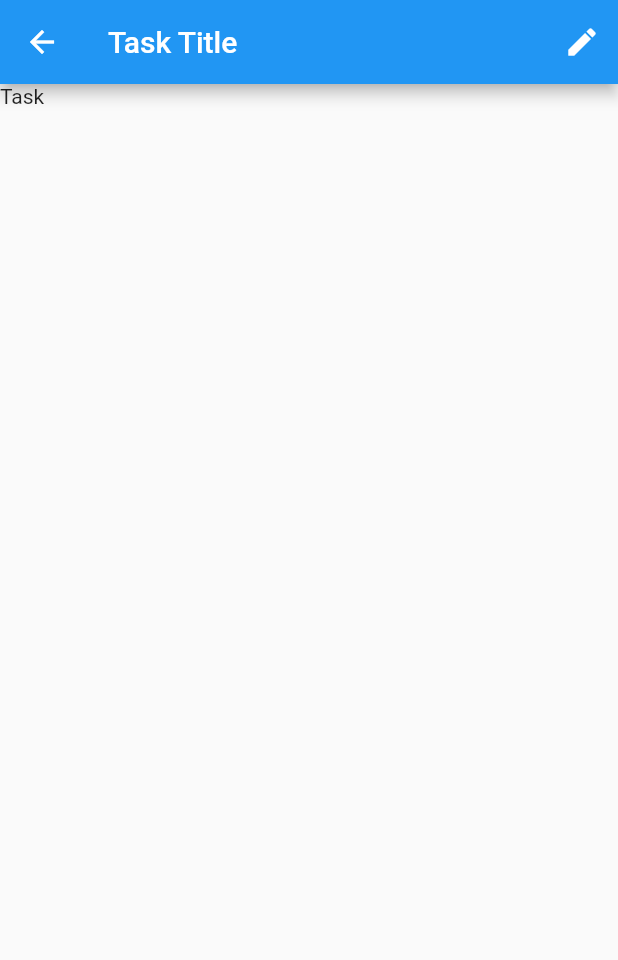
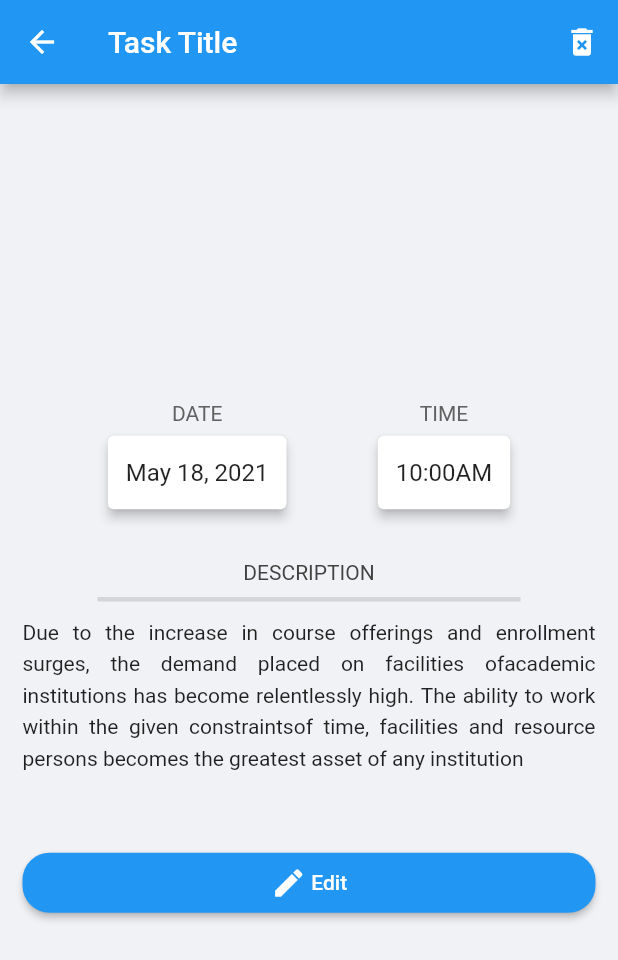
Before and after one commit to AbrantepaSark/task_manager, a Flutter app: the screen it shows after launch, after a tap on "Task 1", on a phone screen of 412 x 824 dp. Shown: the top 960 px of the screen. Run offline on Flutter 3.47's test engine with Material 2 defaults, Android fonts, the phone set to English and light mode, and no system bars.

Commit message:
new commit

```diff
--- a/lib/Provider/dummy_data.dart
+++ b/lib/Provider/dummy_data.dart
@@ -44,4 +44,25 @@ List<Task> taskList = [
     date: '14/5/2021',
     time: '7:30pm',
   ),
+  Task(
+    id: '7',
+    title: 'Task 1',
+    description: 'Description of my task 6',
+    date: '14/5/2021',
+    time: '7:30pm',
+  ),
+  Task(
+    id: '8',
+    title: 'Task 1',
+    description: 'Description of my task 6',
+    date: '14/5/2021',
+    time: '7:30pm',
+  ),
+  Task(
+    id: '9',
+    title: 'Task 1',
+    description: 'Description of my task 6',
+    date: '14/5/2021',
+    time: '7:30pm',
+  ),
 ];
--- a/lib/Screens/home_screen.dart
+++ b/lib/Screens/home_screen.dart
@@ -1,6 +1,7 @@
-import 'package:flutter/cupertino.dart';
 import 'package:flutter/material.dart';
 import '../Provider/provider.dart';
+
+import './screens.dart';
 
 import '../Widgets/widgets.dart';
 
@@ -11,9 +12,10 @@ class HomeScreen extends StatelessWidget {
   @override
   Widget build(BuildContext context) {
     return Scaffold(
+      backgroundColor: const Color(0xFFF0F2F5),
       body: SafeArea(
         child: Padding(
-          padding: const EdgeInsets.symmetric(horizontal: 8.0, vertical: 5),
+          padding: const EdgeInsets.symmetric(horizontal: 15.0, vertical: 5),
           child: Column(
             children: [
               Container(
@@ -45,7 +47,9 @@ class HomeScreen extends StatelessWidget {
         ),
       ),
       floatingActionButton: FloatingActionButton(
-        onPressed: () {},
+        onPressed: () {
+          Navigator.of(context).pushNamed(CreateTask.routeName);
+        },
         child: const Icon(Icons.add),
       ),
     );
--- a/lib/Screens/screens.dart
+++ b/lib/Screens/screens.dart
@@ -1,2 +1,3 @@
 export './home_screen.dart';
 export './single_task_screen.dart';
+export './create_task.dart';
--- a/lib/Screens/single_task_screen.dart
+++ b/lib/Screens/single_task_screen.dart
@@ -1,4 +1,5 @@
 import 'package:flutter/material.dart';
+import 'package:flutter_new_app/Widgets/widgets.dart';
 
 class SingleTaskScreen extends StatelessWidget {
   const SingleTaskScreen({Key? key}) : super(key: key);
@@ -7,16 +8,95 @@ class SingleTaskScreen extends StatelessWidget {
   @override
   Widget build(BuildContext context) {
     return Scaffold(
+      backgroundColor: const Color(0xFFF0F2F5),
       appBar: AppBar(
         title: const Text('Task Title'),
         actions: [
           IconButton(
             onPressed: () {},
-            icon: const Icon(Icons.edit),
+            icon: const Icon(Icons.delete_forever),
           ),
         ],
       ),
-      body: const Text('Task'),
+      body: Padding(
+        padding: const EdgeInsets.symmetric(horizontal: 15, vertical: 15),
+        child: Column(
+          mainAxisAlignment: MainAxisAlignment.center,
+          children: [
+            Row(
+              mainAxisAlignment: MainAxisAlignment.spaceEvenly,
+              children: const [
+                TaskInfo(
+                  heading: 'DATE',
+                  text: 'May 18, 2021',
+                ),
+                TaskInfo(
+                  heading: 'TIME',
+                  text: '10:00AM',
+                ),
+              ],
+            ),
+            const SizedBox(height: 30),
+            Text(
+              'DESCRIPTION',
+              textAlign: TextAlign.center,
+              style: TextStyle(color: Colors.grey.shade800),
+            ),
+            const SizedBox(
+              height: 20,
+              child: Divider(
+                thickness: 3,
+                indent: 50,
+                endIndent: 50,
+              ),
+            ),
+            const Text(
+              'Due to the increase in course offerings and enrollment surges, the demand placed on facilities of'
+              'academic institutions has become relentlessly high. The ability to work within the given constraints'
+              'of time, facilities and resource persons becomes the greatest asset of any institution',
+              style: TextStyle(
+                height: 1.5,
+              ),
+              textAlign: TextAlign.justify,
+            ),
+            const SizedBox(height: 50),
+            CustomButton(Icons.edit, 'Edit', () {})
+          ],
+        ),
+      ),
     );
   }
 }
+
+class TaskInfo extends StatelessWidget {
+  const TaskInfo({
+    required this.heading,
+    required this.text,
+    Key? key,
+  }) : super(key: key);
+  final String heading;
+  final String text;
+  @override
+  Widget build(BuildContext context) {
+    return Column(
+      //crossAxisAlignment: CrossAxisAlignment.start,
+      children: [
+        Text(
+          heading,
+          style: TextStyle(color: Colors.grey.shade700),
+        ),
+        const SizedBox(height: 3),
+        Card(
+          elevation: 3,
+          child: Padding(
+            padding: const EdgeInsets.symmetric(horizontal: 12, vertical: 15),
+            child: Text(
+              text,
+              style: const TextStyle(fontSize: 16),
+            ),
+          ),
+        )
+      ],
+    );
+  }
+}
--- /dev/null
+++ b/lib/Widgets/button.dart
@@ -0,0 +1,34 @@
+import 'package:flutter/material.dart';
+
+class CustomButton extends StatelessWidget {
+  const CustomButton(this.icon, this.text, this.onPressHandler, {Key? key})
+      : super(key: key);
+  final IconData icon;
+  final String text;
+  final Function onPressHandler;
+
+  @override
+  Widget build(BuildContext context) {
+    return ElevatedButton(
+      onPressed: () => onPressHandler,
+      style: ButtonStyle(
+        shape: MaterialStateProperty.all<RoundedRectangleBorder>(
+          RoundedRectangleBorder(
+            borderRadius: BorderRadius.circular(18),
+          ),
+        ),
+      ),
+      child: Padding(
+        padding: const EdgeInsets.symmetric(vertical: 8.0),
+        child: Row(
+          mainAxisAlignment: MainAxisAlignment.center,
+          children: [
+            Icon(icon),
+            const SizedBox(width: 3),
+            Text(text),
+          ],
+        ),
+      ),
+    );
+  }
+}
--- a/lib/Widgets/single_list.dart
+++ b/lib/Widgets/single_list.dart
@@ -25,9 +25,9 @@ class SingleList extends StatelessWidget {
           margin: const EdgeInsets.symmetric(vertical: 5),
           padding: const EdgeInsets.symmetric(vertical: 20, horizontal: 10),
           alignment: Alignment.centerLeft,
-          decoration: BoxDecoration(
-            borderRadius: const BorderRadius.all(Radius.circular(10.0)),
-            color: Colors.blue.shade100,
+          decoration: const BoxDecoration(
+            borderRadius: BorderRadius.all(Radius.circular(10.0)),
+            color: Colors.white,
           ),
           child: Row(
             children: [
--- a/lib/Widgets/widgets.dart
+++ b/lib/Widgets/widgets.dart
@@ -1 +1,2 @@
 export 'single_list.dart';
+export 'button.dart';
--- a/lib/main.dart
+++ b/lib/main.dart
@@ -1,5 +1,4 @@
 import 'package:flutter/material.dart';
-import 'package:flutter_new_app/Screens/single_task_screen.dart';
 import './Screens/screens.dart';
 
 void main() {
@@ -22,6 +21,7 @@ class MyApp extends StatelessWidget {
       routes: {
         HomeScreen.routeName: (ctx) => const HomeScreen(),
         SingleTaskScreen.routeName: (ctx) => const SingleTaskScreen(),
+        CreateTask.routeName: (ctx) => CreateTask(),
       },
     );
   }
```
Also changed, not shown: lib/Screens/create_task.dart (+65 -0 lines).
